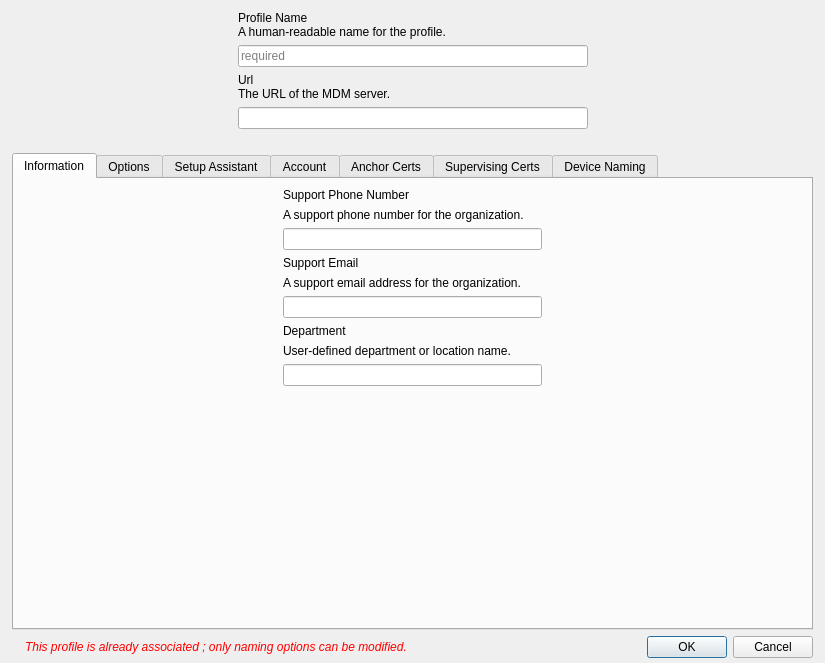
This is FWAdminLib/dep/DepProfileDlg.ui in fw-dev/translations as Qt 5 draws it before an edit. The edited form follows.
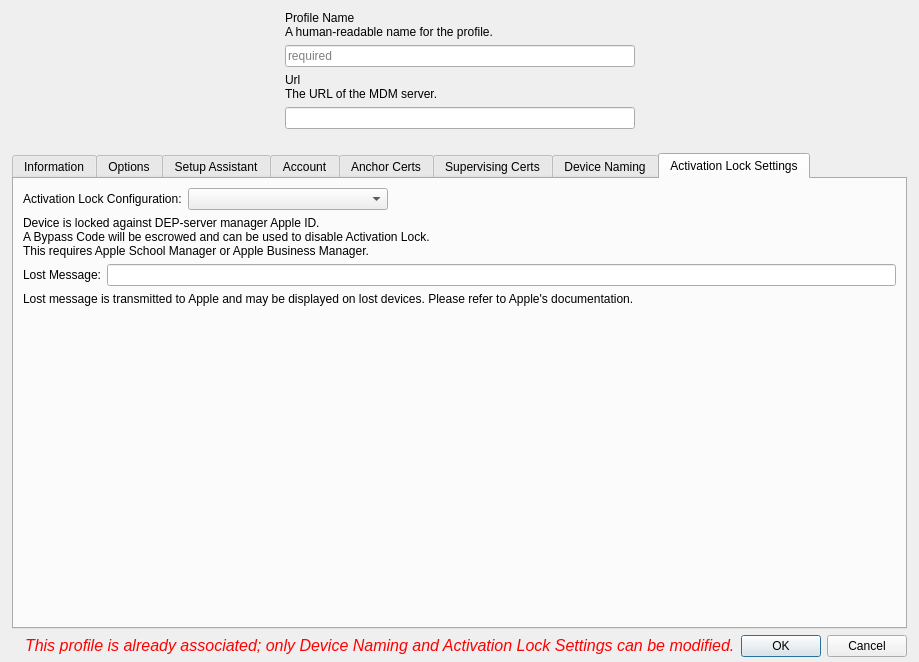
This is the edited form. The open tabs and pages were chosen to show the change. Icons and pictures are not drawn. Custom widgets are drawn as their Qt base class.

Patch:
```diff
--- a/FWAdminLib/dep/DepProfileDlg.ui
+++ b/FWAdminLib/dep/DepProfileDlg.ui
@@ -6,8 +6,8 @@
    <rect>
     <x>0</x>
     <y>0</y>
-    <width>825</width>
-    <height>663</height>
+    <width>889</width>
+    <height>662</height>
    </rect>
   </property>
   <property name="windowTitle">
@@ -241,6 +241,9 @@
    </item>
    <item>
     <widget class="QTabWidget" name="tabWidget">
+     <property name="enabled">
+      <bool>true</bool>
+     </property>
      <property name="currentIndex">
       <number>0</number>
      </property>
@@ -2026,6 +2029,213 @@
        </item>
       </layout>
      </widget>
+     <widget class="QWidget" name="tabActivationLockSettings">
+      <property name="enabled">
+       <bool>true</bool>
+      </property>
+      <attribute name="title">
+       <string>Activation Lock Settings</string>
+      </attribute>
+      <layout class="QVBoxLayout" name="verticalLayout_28">
+       <item>
+        <layout class="QVBoxLayout" name="verticalLayout_29">
+         <item>
+          <layout class="QHBoxLayout" name="horizontalLayout_24">
+           <item>
+            <widget class="QLabel" name="label_15">
+             <property name="text">
+              <string>Activation Lock Configuration:</string>
+             </property>
+            </widget>
+           </item>
+           <item>
+            <widget class="QComboBox" name="cmbboxActivationLock">
+             <property name="minimumSize">
+              <size>
+               <width>200</width>
+               <height>0</height>
+              </size>
+             </property>
+             <property name="minimumContentsLength">
+              <number>0</number>
+             </property>
+            </widget>
+           </item>
+           <item>
+            <spacer name="horizontalSpacer_19">
+             <property name="orientation">
+              <enum>Qt::Horizontal</enum>
+             </property>
+             <property name="sizeHint" stdset="0">
+              <size>
+               <width>40</width>
+               <height>20</height>
+              </size>
+             </property>
+            </spacer>
+           </item>
+          </layout>
+         </item>
+         <item>
+          <widget class="QStackedWidget" name="ALStackedWidget">
+           <property name="currentIndex">
+            <number>0</number>
+           </property>
+           <widget class="QWidget" name="page">
+            <layout class="QVBoxLayout" name="verticalLayout_30">
+             <property name="leftMargin">
+              <number>0</number>
+             </property>
+             <property name="topMargin">
+              <number>0</number>
+             </property>
+             <property name="rightMargin">
+              <number>0</number>
+             </property>
+             <property name="bottomMargin">
+              <number>0</number>
+             </property>
+             <item>
+              <widget class="QLabel" name="lTipDisabledActivationLock">
+               <property name="text">
+                <string>Application Lock is not enabled ; enabling &quot;Find My iPhone&quot; is not allowed.</string>
+               </property>
+              </widget>
+             </item>
+             <item>
+              <spacer name="verticalSpacer_17">
+               <property name="orientation">
+                <enum>Qt::Vertical</enum>
+               </property>
+               <property name="sizeHint" stdset="0">
+                <size>
+                 <width>20</width>
+                 <height>320</height>
+                </size>
+               </property>
+              </spacer>
+             </item>
+            </layout>
+           </widget>
+           <widget class="QWidget" name="page_2">
+            <layout class="QVBoxLayout" name="verticalLayout_31">
+             <property name="leftMargin">
+              <number>0</number>
+             </property>
+             <property name="topMargin">
+              <number>0</number>
+             </property>
+             <property name="rightMargin">
+              <number>0</number>
+             </property>
+             <property name="bottomMargin">
+              <number>0</number>
+             </property>
+             <item>
+              <widget class="QCheckBox" name="chkboxAllowActivationLockIfBypassCodeIsAvailable">
+               <property name="text">
+                <string>Allow Activation Lock only if Bypass Code is available</string>
+               </property>
+              </widget>
+             </item>
+             <item>
+              <widget class="QLabel" name="lTipICloudActivationLock">
+               <property name="text">
+                <string>&lt;html&gt;&lt;head/&gt;&lt;body&gt;&lt;p&gt;The device will be locked against logged-in iCloud Apple ID if &amp;quot;Find My iPhone&amp;quot; is enabled.&lt;br/&gt;A Bypass Code may be escrowed and can be used to disable Activation Lock.&lt;/p&gt;&lt;/body&gt;&lt;/html&gt;</string>
+               </property>
+              </widget>
+             </item>
+             <item>
+              <spacer name="verticalSpacer_18">
+               <property name="orientation">
+                <enum>Qt::Vertical</enum>
+               </property>
+               <property name="sizeHint" stdset="0">
+                <size>
+                 <width>20</width>
+                 <height>40</height>
+                </size>
+               </property>
+              </spacer>
+             </item>
+            </layout>
+           </widget>
+           <widget class="QWidget" name="page_3">
+            <layout class="QVBoxLayout" name="verticalLayout_32">
+             <property name="leftMargin">
+              <number>0</number>
+             </property>
+             <property name="topMargin">
+              <number>0</number>
+             </property>
+             <property name="rightMargin">
+              <number>0</number>
+             </property>
+             <property name="bottomMargin">
+              <number>0</number>
+             </property>
+             <item>
+              <widget class="QLabel" name="lTipDEPActivationLock">
+               <property name="text">
+                <string>&lt;html&gt;&lt;head/&gt;&lt;body&gt;&lt;p&gt;Device is locked against DEP-server manager Apple ID.&lt;br/&gt;A Bypass Code will be escrowed and can be used to disable Activation Lock.&lt;br/&gt;This requires Apple School Manager or Apple Business Manager.&lt;/p&gt;&lt;/body&gt;&lt;/html&gt;</string>
+               </property>
+              </widget>
+             </item>
+             <item>
+              <layout class="QHBoxLayout" name="horizontalLayout_25">
+               <property name="spacing">
+                <number>6</number>
+               </property>
+               <property name="sizeConstraint">
+                <enum>QLayout::SetDefaultConstraint</enum>
+               </property>
+               <item>
+                <widget class="QLabel" name="lblLostMessage">
+                 <property name="text">
+                  <string>Lost Message:</string>
+                 </property>
+                </widget>
+               </item>
+               <item>
+                <widget class="QLineEdit" name="txtboxLostMessage">
+                 <property name="minimumSize">
+                  <size>
+                   <width>200</width>
+                   <height>0</height>
+                  </size>
+                 </property>
+                </widget>
+               </item>
+              </layout>
+             </item>
+             <item>
+              <widget class="QLabel" name="lTipLostMessage">
+               <property name="text">
+                <string>Lost message is transmitted to Apple and may be displayed on lost devices. Please refer to Apple's documentation.</string>
+               </property>
+              </widget>
+             </item>
+             <item>
+              <spacer name="verticalSpacer_16">
+               <property name="orientation">
+                <enum>Qt::Vertical</enum>
+               </property>
+               <property name="sizeHint" stdset="0">
+                <size>
+                 <width>20</width>
+                 <height>271</height>
+                </size>
+               </property>
+              </spacer>
+             </item>
+            </layout>
+           </widget>
+          </widget>
+         </item>
+        </layout>
+       </item>
+      </layout>
+     </widget>
     </widget>
    </item>
    <item>
@@ -2065,7 +2275,7 @@
       <item>
        <widget class="QLabel" name="readOnlyProfile">
         <property name="text">
-         <string>&lt;html&gt;&lt;head/&gt;&lt;body&gt;&lt;p&gt;&lt;span style=&quot; font-style:italic; color:#ff0000;&quot;&gt;This profile is already associated ; only naming options can be modified.&lt;/span&gt;&lt;/p&gt;&lt;/body&gt;&lt;/html&gt;</string>
+         <string>&lt;html&gt;&lt;head/&gt;&lt;body&gt;&lt;p&gt;&lt;span style=&quot; font-size:12pt; font-style:italic; color:#ff0000;&quot;&gt;This profile is already associated; only Device Naming and Activation Lock Settings can be modified.&lt;/span&gt;&lt;/p&gt;&lt;/body&gt;&lt;/html&gt;</string>
         </property>
        </widget>
       </item>
```
Left out of the diff: 132 changed lines with no effect on the pictures. Lines whose indentation alone changed are shown as unchanged.
